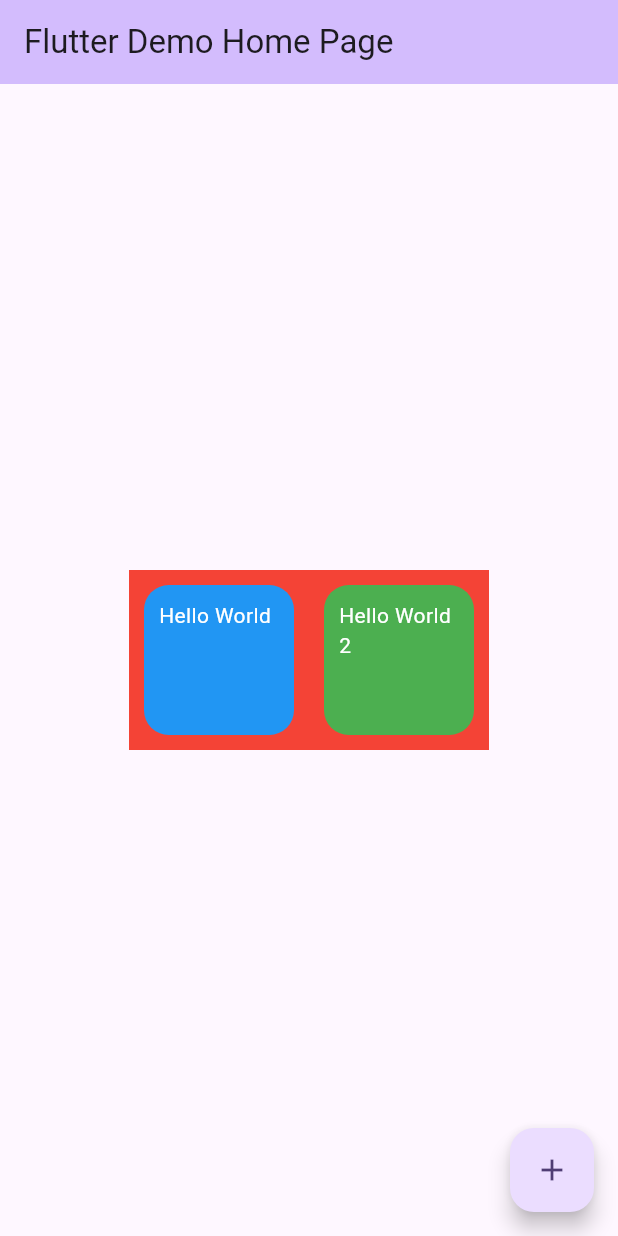
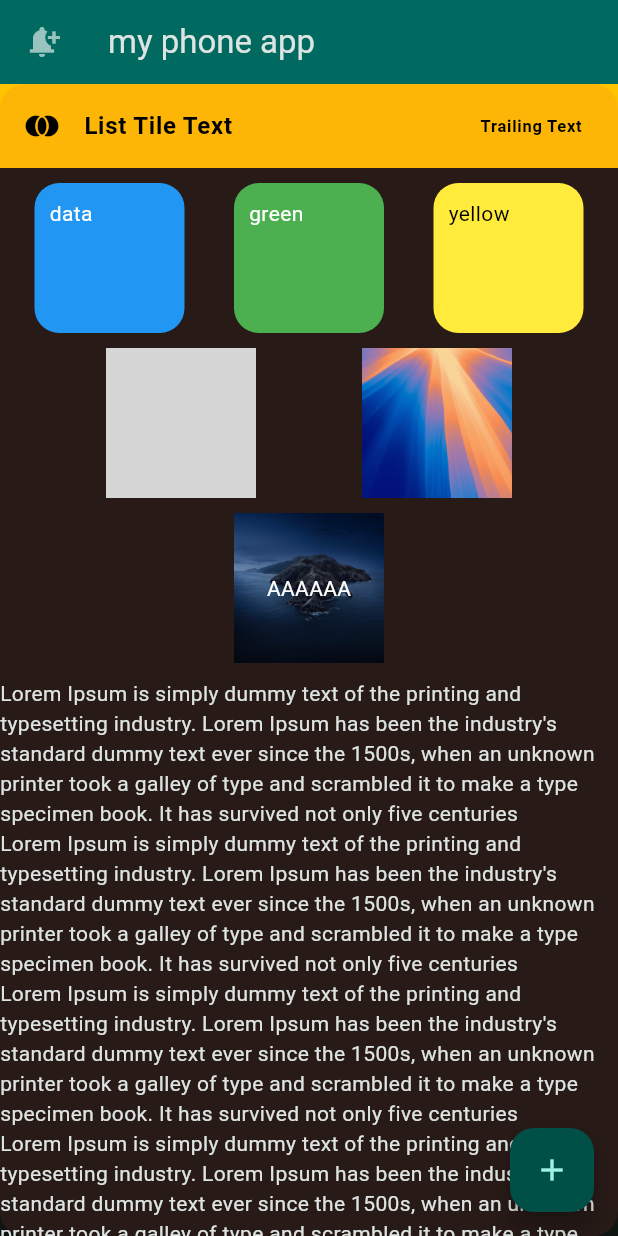
Before and after one commit to comradeos/flutterbox, a Flutter app: the MyHomePage screen opened directly, on a phone screen of 412 x 824 dp. Run offline on Flutter 3.47's test engine with Material 3 defaults, Android fonts, the phone set to English and light mode, and no system bars; network calls fail; grey boxes are pictures that could not be loaded.

Commit message:
Add image assets and update Flutter app structure
Added bg1.png and bg2.jpg image assets and configured them in pubspec.yaml. Refactored main.dart to simplify the app structure with a new AppBar and NavigationBar. Introduced main_up_to_wrap.dart with advanced layout examples using ListTile, Row, Column, Image, Stack, and Wrap widgets. Updated README with iPhone emulator instructions and a new tutorial link.

```diff
--- a/lib/main.dart
+++ b/lib/main.dart
@@ -4,103 +4,44 @@ void main() {
   runApp(const MyApp());
 }
 
-String myString = 'Iaroslav';
-int myInt = 25;
-double myDouble = 25.01;
-List myList = ['hello', 'world'];
-Map<String, String> myMap = {'my': 'map', 'my2': 'map2'};
-
+// Stateless
 class MyApp extends StatelessWidget {
   const MyApp({super.key});
-  @override
-  Widget build(BuildContext context) {
-    return MaterialApp(
-      debugShowCheckedModeBanner: false,
-      title: 'Flutter Demo',
-      theme: ThemeData(
-        colorScheme: ColorScheme.fromSeed(
-          seedColor: Colors.deepPurple,
-          // brightness: Brightness.dark,
-        ),
-      ),
-      home: const MyHomePage(title: 'Flutter Demo Home Page'),
-    );
-  }
-}
-
-class MyHomePage extends StatefulWidget {
-  const MyHomePage({super.key, required this.title});
-
-  final String title;
-
-  @override
-  State<MyHomePage> createState() => _MyHomePageState();
-}
-
-class _MyHomePageState extends State<MyHomePage> {
-  int _counter = 0;
-
-  void _incrementCounter() {
-    setState(() {
-      _counter++;
-    });
-  }
 
   @override
   Widget build(BuildContext context) {
-    return Scaffold(
-      appBar: AppBar(
-        backgroundColor: Theme.of(context).colorScheme.inversePrimary,
-        title: Text(widget.title),
-      ),
+    // Material app
+    return MaterialApp(
+      debugShowCheckedModeBanner: false,
+      theme: ThemeData(
+        colorScheme: ColorScheme.fromSeed(
+          seedColor: Colors.teal,
+          brightness: Brightness.dark)
+        ),
+      // Scaffold
+      home: Scaffold(
+        appBar: AppBar(
+          title: Text('Flutter'),
+          centerTitle: false,
+          leading: Icon(Icons.login),
+          actions: [
+            Text('Action #1'),
+            Text('Action #2'),
+            Text('Action #3'),
+          ],
+          backgroundColor: Colors.teal,
+        ),
 
-      body: Center(
-        child: Container(
-          color: Colors.red,
-
-          child: Row(
-            mainAxisAlignment: MainAxisAlignment.start,
-            mainAxisSize: MainAxisSize.min,
-
-            children: [
-              Container(
-                height: 100,
-                width: 100,
-                padding: EdgeInsets.all(10),
-                margin: EdgeInsets.all(10),
-                decoration: BoxDecoration(
-                  color: Colors.blue,
-                  borderRadius: BorderRadius.circular(16.5),
-                ),
-                child: Text(
-                  'Hello World',
-                  style: TextStyle(color: Colors.white),
-                ),
-              ),
-
-              Container(
-                height: 100,
-                width: 100,
-                padding: EdgeInsets.all(10),
-                margin: EdgeInsets.all(10),
-                decoration: BoxDecoration(
-                  color: Colors.green,
-                  borderRadius: BorderRadius.circular(16.5),
-                ),
-                child: Text(
-                  'Hello World 2',
-                  style: TextStyle(color: Colors.white),
-                ),
-              ),
-            ],
-          ),
+        bottomNavigationBar:  NavigationBar(
+          destinations: [
+            NavigationDestination(icon: Icon(Icons.abc), label: 'ABC'),
+            NavigationDestination(icon: Icon(Icons.account_balance_outlined), label: 'Account'),
+          ],
+          selectedIndex: 1,
+          onDestinationSelected: (value) {
+            print(value);
+          }
         ),
-      ),
-
-      floatingActionButton: FloatingActionButton(
-        onPressed: _incrementCounter,
-        tooltip: 'Increment',
-        child: const Icon(Icons.add),
       ),
     );
   }
--- /dev/null
+++ b/lib/main_up_to_wrap.dart
@@ -0,0 +1,198 @@
+import 'package:flutter/material.dart';
+
+void main() {
+  runApp(const MyApp());
+}
+
+String myString = 'Iaroslav';
+int myInt = 25;
+double myDouble = 25.01;
+List myList = ['hello', 'world'];
+Map<String, String> myMap = {'my': 'map', 'my2': 'map2'};
+
+class MyApp extends StatelessWidget {
+  const MyApp({super.key});
+  @override
+  Widget build(BuildContext context) {
+    return MaterialApp(
+      debugShowCheckedModeBanner: false,
+      title: 'Flutter Demo',
+      theme: ThemeData(
+        colorScheme: ColorScheme.fromSeed(
+          seedColor: Colors.deepPurple,
+          brightness: Brightness.dark,
+          // brightness: Brightness.light,
+        ),
+      ),
+      home: const MyHomePage(title: 'my phone app'),
+    );
+  }
+}
+
+class MyHomePage extends StatefulWidget {
+  const MyHomePage({super.key, required this.title});
+
+  final String title;
+
+  @override
+  State<MyHomePage> createState() => _MyHomePageState();
+}
+
+class _MyHomePageState extends State<MyHomePage> {
+  int _counter = 0;
+
+  void _incrementCounter() {
+    setState(() {
+      _counter++;
+    });
+  }
+
+  @override
+  Widget build(BuildContext context) {
+    return Scaffold(
+      appBar: AppBar( // top panel
+        backgroundColor: Theme.of(context).colorScheme.inversePrimary,
+        title: Text(widget.title),
+        leading: Icon(Icons.notification_add, color: Colors.white60,),
+      ),
+
+      body: Center( // container in the center of the screen
+        child: Container( // container with red background and row
+          width: double.infinity,
+          // height: 0.5 * MediaQuery.of(context).size.height, // half height of the screen
+          decoration: BoxDecoration(
+            color: const Color.fromARGB(28, 244, 67, 54),
+            borderRadius: BorderRadius.circular(16.5), // rounded corners
+          ),
+          child: Column(
+            mainAxisAlignment: MainAxisAlignment.center,
+            children: [
+
+              ListTile(
+                tileColor: const Color.fromARGB(255, 255, 196, 0),
+                leading: Icon(Icons.join_full, color: Colors.black,),
+                title: Text('List Tile Text', style: TextStyle(color: Colors.black, fontWeight: FontWeight.bold)),
+                trailing: Text('Trailing Text', style: TextStyle(color: Colors.black, fontWeight: FontWeight.bold)),
+                onTap: (){
+                  print(this.widget.title);
+                },
+              ),
+
+              Row( // row with tree containers inside
+                mainAxisAlignment: MainAxisAlignment.spaceEvenly,
+                crossAxisAlignment: CrossAxisAlignment.end,
+                mainAxisSize: MainAxisSize.max,
+
+                children: [ // two containers + image
+                  // первый синий
+                  Container(
+                    height: 100,
+                    width: 100,
+                    padding: EdgeInsets.all(10),
+                    margin: EdgeInsets.all(10),
+                    decoration: BoxDecoration(
+                      color: Colors.blue,
+                      borderRadius: BorderRadius.circular(16.5),
+                    ),
+                    child: Text('data', style: TextStyle(color:Colors.white),),
+                  ),
+
+                  // второй зеленый
+                  Container(
+                    height: 100,
+                    width: 100,
+                    padding: EdgeInsets.all(10),
+                    margin: EdgeInsets.all(10),
+                    decoration: BoxDecoration(
+                      color: Colors.green,
+                      borderRadius: BorderRadius.circular(16.5),
+                    ),
+                    child: Text(
+                      'green',
+                      style: TextStyle(color: Colors.white),
+                    ),
+                  ),
+
+                  // yellow
+                  Container(                    height: 100,
+                    width: 100,
+                    padding: EdgeInsets.all(10),
+                    margin: EdgeInsets.all(10),
+                    decoration: BoxDecoration(
+                      color: Colors.yellow,
+                      borderRadius: BorderRadius.circular(16.5),
+                    ),
+                    child: Text(
+                      'yellow',
+                      style: TextStyle(color: Colors.black),
+                    ),
+                  ),
+                ],
+              ),
+
+              Row( // row with two containers inside
+                mainAxisAlignment: MainAxisAlignment.spaceEvenly,
+                crossAxisAlignment: CrossAxisAlignment.end,
+                mainAxisSize: MainAxisSize.max,
+                children: [
+                  Image.network(
+                    'https://512pixels.net/wp-content/uploads/2025/06/13-Ventura-Dark-thumb.jpg',
+                    height: 100,
+                    width: 100,
+                    fit: BoxFit.cover,
+                  ),
+
+                  // для того что бы сработала папка assets/images/ нужно править pubspec.yaml
+                  Image.asset(
+                    'assets/images/bg1.png',
+                    height: 100,
+                    width: 100,
+                    fit: BoxFit.cover,
+                  ),
+                ],
+              ),
+
+              Column(
+                children: [
+                  Padding(
+                    padding: EdgeInsets.all(10),
+                    child: Stack(
+                      alignment: Alignment.center, // центрирует все дочерние элементы
+                      children: [
+                        Image.asset(
+                          'assets/images/bg2.jpg',
+                          height: 100,
+                          width: 100,
+                          fit: BoxFit.cover,
+                        ),
+                        Text(
+                          'AAAAAA',
+                          style: TextStyle(color: Colors.white),
+                        ),
+                      ],
+                    ),
+                  ),
+                ]
+              ),
+
+              Wrap(children: [
+                Text('Lorem Ipsum is simply dummy text of the printing and typesetting industry. Lorem Ipsum has been the industry\'s standard dummy text ever since the 1500s, when an unknown printer took a galley of type and scrambled it to make a type specimen book. It has survived not only five centuries'),
+                Text('Lorem Ipsum is simply dummy text of the printing and typesetting industry. Lorem Ipsum has been the industry\'s standard dummy text ever since the 1500s, when an unknown printer took a galley of type and scrambled it to make a type specimen book. It has survived not only five centuries'),
+                Text('Lorem Ipsum is simply dummy text of the printing and typesetting industry. Lorem Ipsum has been the industry\'s standard dummy text ever since the 1500s, when an unknown printer took a galley of type and scrambled it to make a type specimen book. It has survived not only five centuries'),
+                Text('Lorem Ipsum is simply dummy text of the printing and typesetting industry. Lorem Ipsum has been the industry\'s standard dummy text ever since the 1500s, when an unknown printer took a galley of type and scrambled it to make a type specimen book. It has survived not only five centuries'),
+                Text('Lorem Ipsum is simply dummy text of the printing and typesetting industry. Lorem Ipsum has been the industry\'s standard dummy text ever since the 1500s, when an unknown printer took a galley of type and scrambled it to make a type specimen book. It has survived not only five centuries'),
+              ]),
+
+            ],
+          ),
+        ),
+      ),
+
+      floatingActionButton: FloatingActionButton(
+        onPressed: _incrementCounter,
+        tooltip: 'Increment',
+        child: const Icon(Icons.add),
+      ),
+    );
+  }
+}
--- a/pubspec.yaml
+++ b/pubspec.yaml
@@ -58,7 +58,8 @@ flutter:
   uses-material-design: true
 
   # To add assets to your application, add an assets section, like this:
-  # assets:
+  assets:
+    - assets/images/
   #   - images/a_dot_burr.jpeg
   #   - images/a_dot_ham.jpeg
 
```
Also changed, not shown: assets/images/bg1.png (added), assets/images/bg2.jpg (added), 1 other file.
